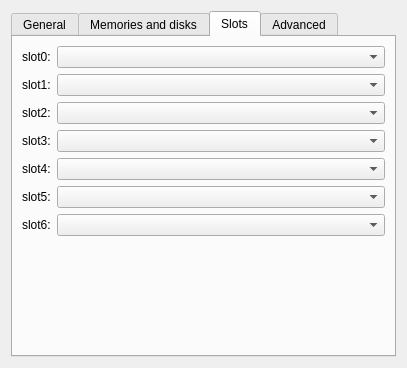
Old version of the form src/GNS3/Ui/ConfigurationPages/Form_IOSRouterPage.ui in the repository GNS3/gns3-legacy.
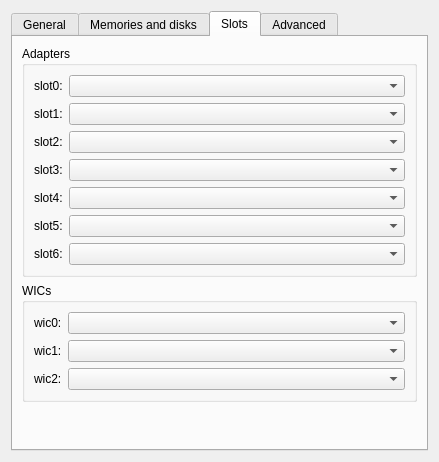
New version of the form. The open tabs and pages were chosen to show the change.

What changed in the file:
```diff
--- a/src/GNS3/Ui/ConfigurationPages/Form_IOSRouterPage.ui
+++ b/src/GNS3/Ui/ConfigurationPages/Form_IOSRouterPage.ui
@@ -5,8 +5,8 @@
    <rect>
     <x>0</x>
     <y>0</y>
-    <width>407</width>
-    <height>368</height>
+    <width>439</width>
+    <height>462</height>
    </rect>
   </property>
   <property name="windowTitle" >
@@ -302,6 +302,12 @@
       <attribute name="title" >
        <string>Slots</string>
       </attribute>
+      <layout class="QVBoxLayout" >
+       <item>
+        <widget class="QGroupBox" name="groupBox_3" >
+         <property name="title" >
+          <string>Adapters</string>
+         </property>
       <layout class="QGridLayout" >
        <item row="0" column="0" >
         <widget class="QLabel" name="label_6" >
@@ -415,14 +421,74 @@
        <item row="6" column="1" >
         <widget class="QComboBox" name="comboBoxSlot6" />
        </item>
-       <item row="7" column="1" >
+         </layout>
+        </widget>
+       </item>
+       <item>
+        <widget class="QGroupBox" name="groupBox" >
+         <property name="title" >
+          <string>WICs</string>
+         </property>
+         <layout class="QGridLayout" >
+          <item row="0" column="0" >
+           <widget class="QLabel" name="label_13" >
+            <property name="sizePolicy" >
+             <sizepolicy vsizetype="Preferred" hsizetype="Fixed" >
+              <horstretch>0</horstretch>
+              <verstretch>0</verstretch>
+             </sizepolicy>
+            </property>
+            <property name="text" >
+             <string>wic0:</string>
+            </property>
+           </widget>
+          </item>
+          <item row="0" column="1" >
+           <widget class="QComboBox" name="comboBoxWIC0" />
+          </item>
+          <item row="1" column="0" >
+           <widget class="QLabel" name="label_14" >
+            <property name="sizePolicy" >
+             <sizepolicy vsizetype="Preferred" hsizetype="Fixed" >
+              <horstretch>0</horstretch>
+              <verstretch>0</verstretch>
+             </sizepolicy>
+            </property>
+            <property name="text" >
+             <string>wic1:</string>
+            </property>
+           </widget>
+          </item>
+          <item row="1" column="1" >
+           <widget class="QComboBox" name="comboBoxWIC1" />
+          </item>
+          <item row="2" column="0" >
+           <widget class="QLabel" name="label_16" >
+            <property name="sizePolicy" >
+             <sizepolicy vsizetype="Preferred" hsizetype="Fixed" >
+              <horstretch>0</horstretch>
+              <verstretch>0</verstretch>
+             </sizepolicy>
+            </property>
+            <property name="text" >
+             <string>wic2:</string>
+            </property>
+           </widget>
+          </item>
+          <item row="2" column="1" >
+           <widget class="QComboBox" name="comboBoxWIC2" />
+          </item>
+         </layout>
+        </widget>
+       </item>
+       <item>
         <spacer>
          <property name="orientation" >
           <enum>Qt::Vertical</enum>
          </property>
          <property name="sizeHint" >
           <size>
-           <width>20</width>
+           <width>325</width>
            <height>31</height>
           </size>
          </property>
```
Lines whose indentation alone changed are shown as unchanged.
